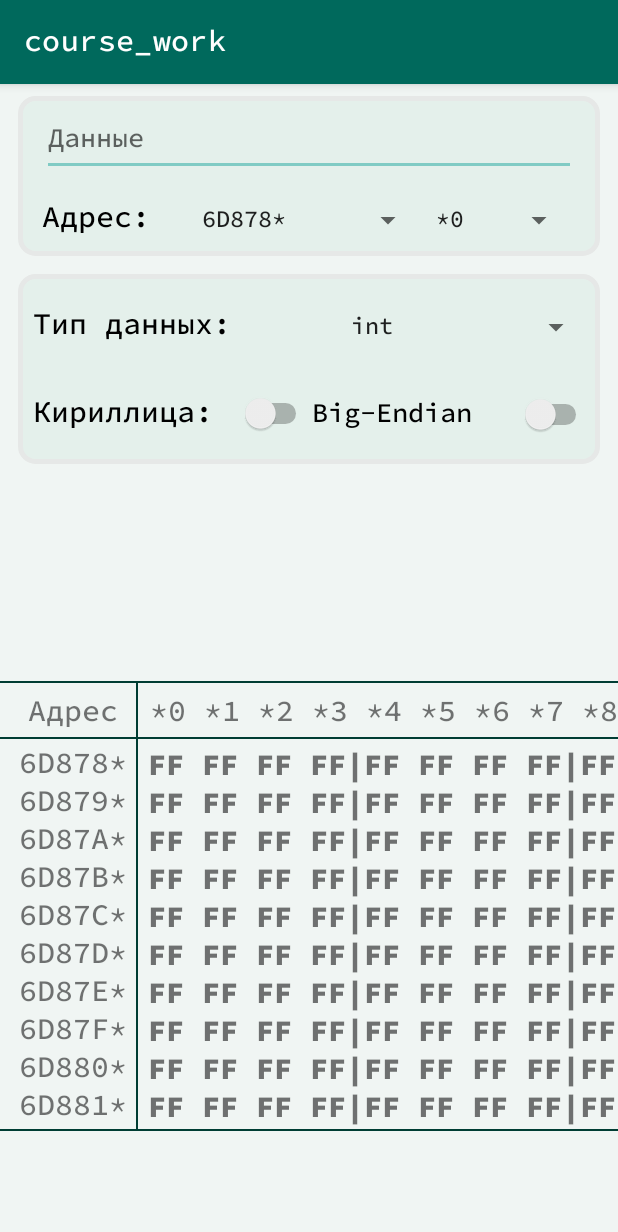
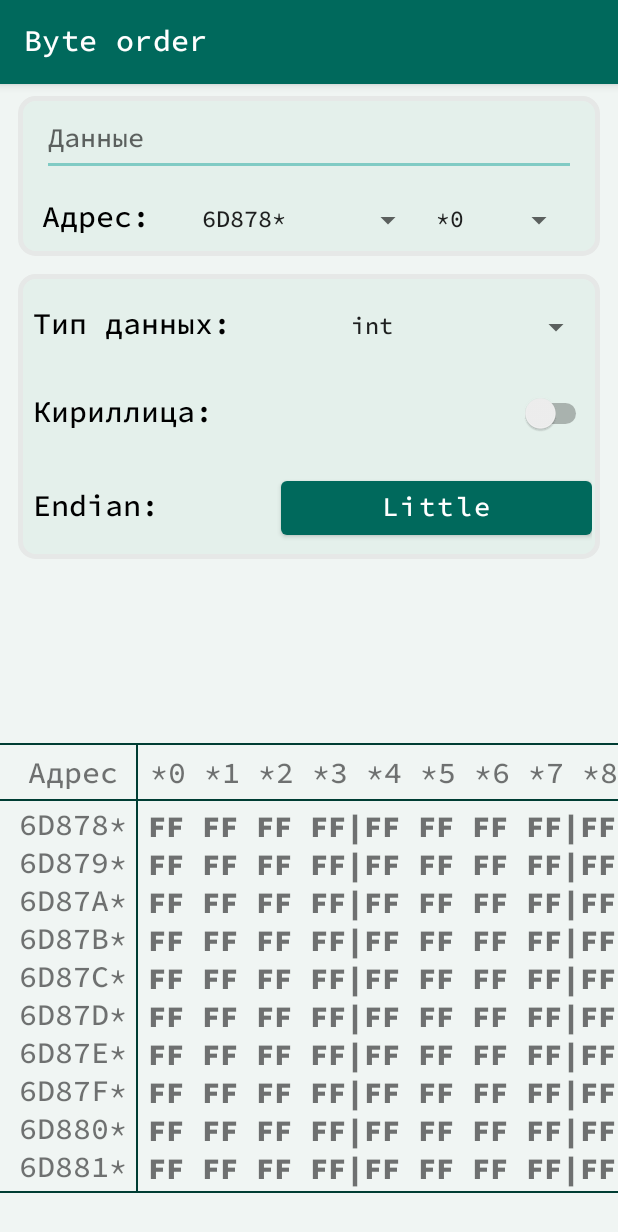
Before and after one commit to Fuuulkrum7/ByteOrderInMemory, an Android app: the screen it shows after launch (MainActivity), on a phone screen of 412 x 824 dp. Shown: the top 1232 px of the screen. Run offline under Robolectric (Android 15) with nearby library versions, the phone set to English and light mode, and no system bars.

Commit message:
change switch to button

```diff
--- a/app/src/main/java/com/example/course_work/MainActivity.java
+++ b/app/src/main/java/com/example/course_work/MainActivity.java
@@ -10,6 +10,7 @@ import android.util.Log;
 import android.view.View;
 import android.widget.AdapterView;
 import android.widget.ArrayAdapter;
+import android.widget.Button;
 import android.widget.EditText;
 import android.widget.LinearLayout;
 import android.widget.Spinner;
@@ -30,17 +31,21 @@ public class MainActivity extends AppCompatActivity {
     public static final String APP_PREFERENCES_CYRILLIC = "cyrillic";
     public static final String APP_PREFERENCES_DATATYPE = "datatype_pos";
     public static final String APP_PREFERENCES_BIG_ENDIAN = "big_endian";
+    public static final String BIG_ENDIAN = "Big";
+    public static final String LITTLE_ENDIAN = "Little";
     LinearLayout input_field;
     EditText text_field;
     TextView memory_dump;
     TextView address;
     Spinner datatype, address_y, address_x;
     @SuppressLint("UseSwitchCompatOrMaterialCode")
-    Switch cyrillic, big_endian;
+    Switch cyrillic;
+    Button big_endian;
     int height = DataTypeMapping.height;
     byte[][] memory = new byte[height][16];
     int address_number = Integer.parseInt("100000", 16);
     DataTypeMapping dataTypeMapping = null;
+    public static boolean big_endian_flag = false;
 
 
     @SuppressLint("StaticFieldLeak")
@@ -55,7 +60,8 @@ public class MainActivity extends AppCompatActivity {
         text_field = findViewById(R.id.text_field);
         datatype = findViewById(R.id.datatype);
         cyrillic = findViewById(R.id.cyrillic);
-        big_endian = findViewById(R.id.big_endian);
+
+        big_endian = findViewById(R.id.endian);
 
         address = findViewById(R.id.address);
         address_x = findViewById(R.id.address_x);
@@ -96,7 +102,10 @@ public class MainActivity extends AppCompatActivity {
 
         // Загрузка значний перменных из постоянной памяти
         cyrillic.setChecked(settings.getBoolean(APP_PREFERENCES_CYRILLIC, false));
-        big_endian.setChecked(settings.getBoolean(APP_PREFERENCES_BIG_ENDIAN, false));
+        big_endian_flag = settings.getBoolean(APP_PREFERENCES_BIG_ENDIAN, false);
+        if (!big_endian_flag) {
+            big_endian.setText(LITTLE_ENDIAN);
+        }
 
         int val = settings.getInt(APP_PREFERENCES_DATATYPE, 0);
         datatype.setSelection(val);
@@ -180,7 +189,7 @@ public class MainActivity extends AppCompatActivity {
         SharedPreferences settings = getSharedPreferences(APP_PREFERENCES, Context.MODE_PRIVATE);
         SharedPreferences.Editor editor = settings.edit();
         editor.putBoolean(APP_PREFERENCES_CYRILLIC, cyrillic.isChecked());
-        editor.putBoolean(APP_PREFERENCES_BIG_ENDIAN, big_endian.isChecked());
+        editor.putBoolean(APP_PREFERENCES_BIG_ENDIAN, big_endian_flag);
         editor.putInt(APP_PREFERENCES_DATATYPE, datatype.getSelectedItemPosition());
 
         editor.apply();
--- a/app/src/main/java/com/example/course_work/data_mapping/DataTypeMapping.java
+++ b/app/src/main/java/com/example/course_work/data_mapping/DataTypeMapping.java
@@ -5,10 +5,12 @@ import android.text.InputFilter;
 import android.text.InputType;
 import android.text.TextWatcher;
 import android.widget.AdapterView;
+import android.widget.Button;
 import android.widget.EditText;
 import android.widget.Switch;
 import android.widget.TextView;
 
+import com.example.course_work.MainActivity;
 import com.example.course_work.StandardInputField;
 
 public abstract class DataTypeMapping {
@@ -22,18 +24,34 @@ public abstract class DataTypeMapping {
     boolean just_cleared = false;
 
     TextWatcher watcher;
-    @SuppressLint("UseSwitchCompatOrMaterialCode")
-    Switch big_endian;
+    Button big_endian;
     boolean[][] real_memory_flags;
 
     public static final String allowed = "0123456789.-";
     public static final StandardInputField mappingInputFilter = new StandardInputField(allowed);
 
+    public DataTypeMapping(byte[][] memory_dump, TextView memory_text, EditText input_field,
+                           Button big_endian) {
+        this.memory_dump = memory_dump;
+        this.memory_text = memory_text;
+        this.big_endian = big_endian;
+        this.input_field = input_field;
+
+        big_endian.setOnClickListener(v -> {
+            MainActivity.big_endian_flag = !MainActivity.big_endian_flag;
+            if (MainActivity.big_endian_flag)
+                big_endian.setText(MainActivity.BIG_ENDIAN);
+            else
+                big_endian.setText(MainActivity.LITTLE_ENDIAN);
+            memory_text.setText(getAsMemoryDump());
+        });
+    }
+
     public StringBuilder getAsMemoryDump() {
         StringBuilder dump = new StringBuilder();
 
         int delta = 16 / width;
-        boolean bn = big_endian.isChecked();
+        boolean bn = MainActivity.big_endian_flag;
 
         // Перебираем все строки в памяти
         for (byte[] line: memory_dump) {
--- a/app/src/main/java/com/example/course_work/data_mapping/IntMapping.java
+++ b/app/src/main/java/com/example/course_work/data_mapping/IntMapping.java
@@ -7,6 +7,7 @@ import android.text.Editable;
 import android.text.TextWatcher;
 import android.view.View;
 import android.widget.AdapterView;
+import android.widget.Button;
 import android.widget.EditText;
 import android.widget.Switch;
 import android.widget.TextView;
@@ -62,7 +63,7 @@ public class IntMapping extends DataTypeMapping{
     };
 
     public IntMapping(byte[][] memory_dump, TextView memory_text, EditText input_field,
-                       @SuppressLint("UseSwitchCompatOrMaterialCode") Switch big_endian,
+                       Button big_endian,
                       int x, int y, int width) {
         this(memory_dump, memory_text, input_field, big_endian);
 
@@ -78,19 +79,12 @@ public class IntMapping extends DataTypeMapping{
     }
 
     public IntMapping(byte[][] memory_dump, TextView memory_text, EditText input_field,
-                      @SuppressLint("UseSwitchCompatOrMaterialCode") Switch big_endian) {
-        super();
+                      Button big_endian) {
+        super(memory_dump, memory_text, input_field, big_endian);
 
         width = 4;
         this.real_memory_flags = new boolean[height][width];
         this.real_memory = new int[height][width];
-
-        this.memory_dump = memory_dump;
-        this.memory_text = memory_text;
-        this.big_endian = big_endian;
-        this.input_field = input_field;
-
-        big_endian.setOnCheckedChangeListener((buttonView, isChecked) -> memory_text.setText(getAsMemoryDump()));
 
         watcher = new TextWatcher() {
             String prev;
@@ -218,7 +212,7 @@ public class IntMapping extends DataTypeMapping{
                         // Если выбран порядок байтов биг-ендиан и текущий индекс не последний
                         // И при этом данные в следующей ячейке памяти есть, то, чтобы их порядок соответствовал
                         // big-endian, меняем их в памяти местами.
-                        if (big_endian.isChecked() && bool_idx < (i + 1) * sub_len - 1 && old_memory[line][bool_idx + 1]) {
+                        if (MainActivity.big_endian_flag && bool_idx < (i + 1) * sub_len - 1 && old_memory[line][bool_idx + 1]) {
                             data <<= 8L * old_memory[0].length;
                             coef = 1;
                         }
@@ -259,7 +253,7 @@ public class IntMapping extends DataTypeMapping{
                         real_memory_flags[line][bool_idx] = old_memory[line][i];
                     }
 
-                    if (big_endian.isChecked() && old_memory[line][i]) {
+                    if (MainActivity.big_endian_flag && old_memory[line][i]) {
                         int a = real_memory[line][i * sub_len];
                         real_memory[line][i * sub_len] = real_memory[line][i * sub_len + 1];
                         real_memory[line][i * sub_len + 1] = a;
--- a/app/src/main/res/layout/activity_main.xml
+++ b/app/src/main/res/layout/activity_main.xml
@@ -116,9 +116,9 @@
         <LinearLayout
             android:layout_width="match_parent"
             android:layout_height="wrap_content"
-            android:layout_marginLeft="10dp"
+            android:layout_marginStart="10dp"
             android:layout_marginTop="5dp"
-            android:layout_marginRight="5dp"
+            android:layout_marginEnd="5dp"
             android:layout_marginBottom="10dp"
             android:orientation="horizontal">
 
@@ -132,13 +132,37 @@
                 android:textSize="20sp"
                 tools:ignore="TouchTargetSizeCheck,UseSwitchCompatOrMaterialXml" />
 
-            <Switch
-                android:id="@+id/big_endian"
+        </LinearLayout>
+
+        <LinearLayout
+            android:layout_width="match_parent"
+            android:layout_height="match_parent"
+            android:layout_weight="0.5"
+            android:layout_marginStart="10dp"
+            android:layout_marginTop="5dp"
+            android:layout_marginEnd="5dp"
+            android:layout_marginBottom="10dp"
+            android:orientation="horizontal">
+
+            <TextView
+                android:id="@+id/textView"
+                android:layout_width="0dp"
+                android:layout_height="wrap_content"
+                android:layout_weight="0.8"
+                android:fontFamily="@font/source_code_pro_medium"
+                android:text="Endian:"
+                android:textColor="@color/secondaryTextColor"
+                android:textSize="20sp"
+                tools:ignore="NestedWeights" />
+
+            <Button
+                android:id="@+id/endian"
                 android:layout_width="0dp"
                 android:layout_height="48dp"
                 android:layout_weight="1"
                 android:fontFamily="@font/source_code_pro_medium"
-                android:text="Big-Endian"
+                android:text="Big endian"
+                android:textAllCaps="false"
                 android:textSize="18sp" />
         </LinearLayout>
 
@@ -148,7 +172,7 @@
         android:id="@+id/adress_name"
         android:layout_width="0dp"
         android:layout_height="wrap_content"
-        android:layout_marginTop="150dp"
+        android:layout_marginTop="128dp"
         android:gravity="center"
         android:text="@string/adress_name"
         android:textSize="20sp"
--- a/app/src/main/res/values/strings.xml
+++ b/app/src/main/res/values/strings.xml
@@ -1,5 +1,5 @@
 <resources>
-    <string name="app_name">course_work</string>
+    <string name="app_name">Byte order</string>
     <string name="counter">*0 *1 *2 *3 *4 *5 *6 *7 *8 *9 *A *B *C *D *E *F</string>
     <string name="adress_name">Адрес</string>
     <string name="start_btn_text">Go</string>
```
Also changed, not shown: app/src/main/java/com/example/course_work/data_mapping/CharMapping.java (+3 -9 lines), app/src/main/java/com/example/course_work/data_mapping/FloatMapping.java (+4 -10 lines), app/src/main/java/com/example/course_work/data_mapping/LongMapping.java (+5 -15 lines).
